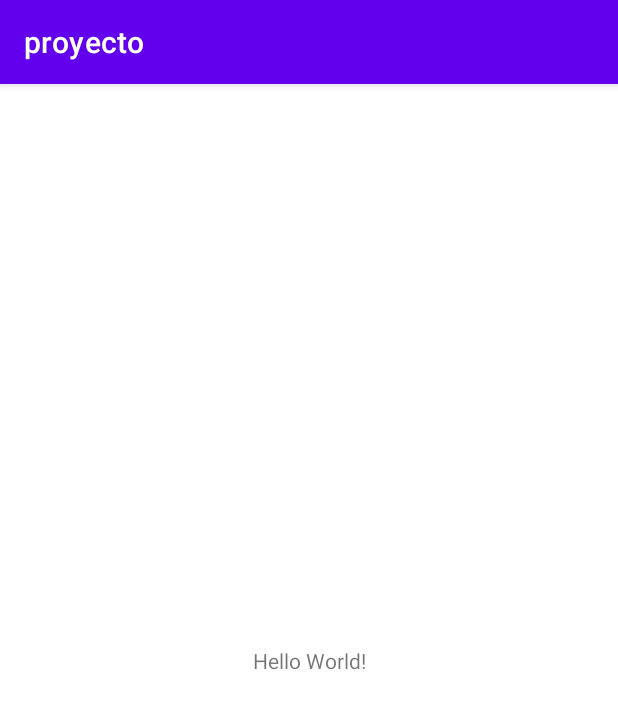
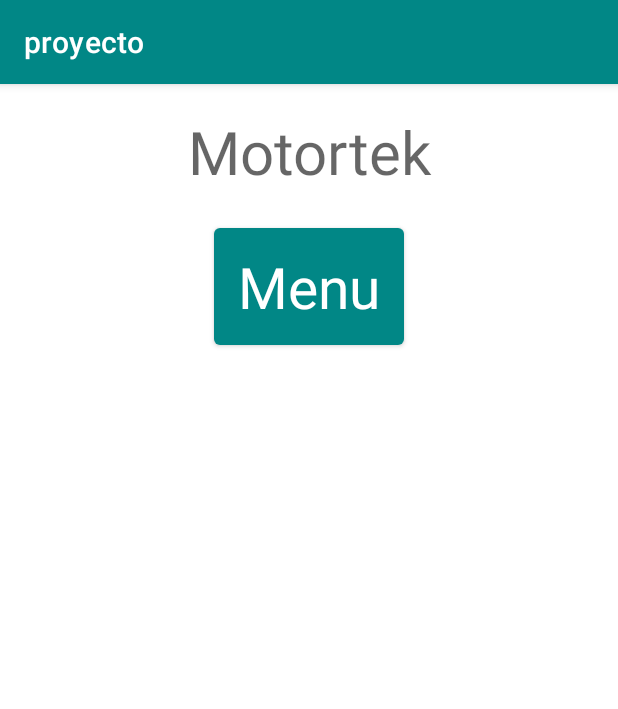
Before and after one commit to cs2b01-lab1-01-2020-2/proyecto-1-motortek, an Android app: the screen it shows after launch (MainActivity), on a phone screen of 412 x 824 dp. Shown: the top 709 px of the screen. Run offline under Robolectric (Android 15) with nearby library versions, the phone set to English and light mode, and no system bars; 3 statements that could not run were skipped.

Commit message:
xml avances

```diff
--- a/app/app/src/main/java/com/utec/dbp10/proyecto/MainActivity.java
+++ b/app/app/src/main/java/com/utec/dbp10/proyecto/MainActivity.java
@@ -2,7 +2,10 @@ package com.utec.dbp10.proyecto;
 
 import androidx.appcompat.app.AppCompatActivity;
 
+import android.content.Intent;
 import android.os.Bundle;
+import android.view.View;
+import android.widget.TextView;
 
 public class MainActivity extends AppCompatActivity {
 
@@ -10,5 +13,13 @@ public class MainActivity extends AppCompatActivity {
     protected void onCreate(Bundle savedInstanceState) {
         super.onCreate(savedInstanceState);
         setContentView(R.layout.activity_main);
+        FamiliaClickListenr clickListenr = new FamiliaClickListenr();
+        TextView familia = findViewById(R.id.familia);
+        familia.setOnClickListener(clickListenr);
+    }
+
+    public void abrirmenu(View view){
+        Intent intent = new Intent(this, MenuActivity.class);
+        startActivity(intent);
     }
 }
--- /dev/null
+++ b/app/app/src/main/java/com/utec/dbp10/proyecto/MenuActivity.java
@@ -0,0 +1,4 @@
+package com.utec.dbp10.proyecto;
+
+public class MenuActivity {
+}
--- a/app/app/src/main/res/layout/activity_main.xml
+++ b/app/app/src/main/res/layout/activity_main.xml
@@ -1,18 +1,40 @@
 <?xml version="1.0" encoding="utf-8"?>
-<androidx.constraintlayout.widget.ConstraintLayout xmlns:android="http://schemas.android.com/apk/res/android"
+<RelativeLayout xmlns:android="http://schemas.android.com/apk/res/android"
     xmlns:app="http://schemas.android.com/apk/res-auto"
     xmlns:tools="http://schemas.android.com/tools"
     android:layout_width="match_parent"
     android:layout_height="match_parent"
-    tools:context=".MainActivity">
+    tools:context=".MainActivity"
+    android:orientation="vertical">
 
     <TextView
+        android:id="@+id/motortek"
+        android:layout_width="match_parent"
+        android:layout_height="90dp"
+        android:text="@string/motortek"
+        android:textAppearance="?android:textAppearanceMedium"
+        android:textSize="40sp"
+        android:gravity="center"/>
+
+    <EditText
         android:layout_width="wrap_content"
-        android:layout_height="wrap_content"
-        android:text="Hello World!"
-        app:layout_constraintBottom_toBottomOf="parent"
-        app:layout_constraintLeft_toLeftOf="parent"
-        app:layout_constraintRight_toRightOf="parent"
-        app:layout_constraintTop_toTopOf="parent" />
+        android:layout_height="90dp"
+        android:layout_below="@id/motortek"
+        android:layout_above="@id/menu"
+        android:hint="ga"
+        android:textSize="10sp"
+        android:layout_centerHorizontal="true"/>
 
-</androidx.constraintlayout.widget.ConstraintLayout>
+    <Button
+        android:id="@+id/menu"
+        android:layout_width="wrap_content"
+        android:layout_height="90dp"
+        android:text="@string/menu"
+        android:textAppearance="?android:textAppearanceMedium"
+        android:onClick="abrirmenu"
+        android:textSize="38sp"
+        android:gravity="center"
+        android:layout_below="@id/motortek"
+        android:layout_centerHorizontal="true" />
+
+</RelativeLayout>
--- a/app/app/src/main/res/values/strings.xml
+++ b/app/app/src/main/res/values/strings.xml
@@ -1,3 +1,5 @@
 <resources>
     <string name="app_name">proyecto</string>
+    <string name="motortek">Motortek</string>
+    <string name="menu">Menu</string>
 </resources>
--- a/app/app/src/main/res/values/themes.xml
+++ b/app/app/src/main/res/values/themes.xml
@@ -2,7 +2,7 @@
     <!-- Base application theme. -->
     <style name="Theme.Proyecto" parent="Theme.MaterialComponents.DayNight.DarkActionBar">
         <!-- Primary brand color. -->
-        <item name="colorPrimary">@color/purple_500</item>
+        <item name="colorPrimary">@color/teal_700</item>
         <item name="colorPrimaryVariant">@color/purple_700</item>
         <item name="colorOnPrimary">@color/white</item>
         <!-- Secondary brand color. -->
```
Also changed, not shown: app/gradle/wrapper/gradle-wrapper.properties.
